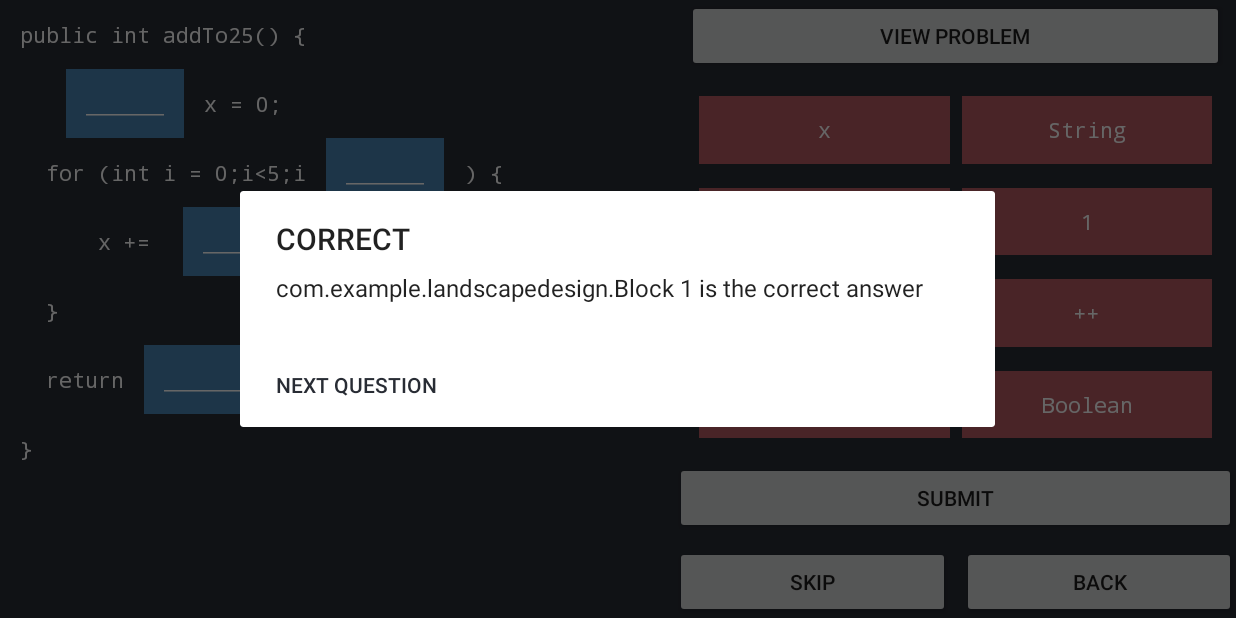
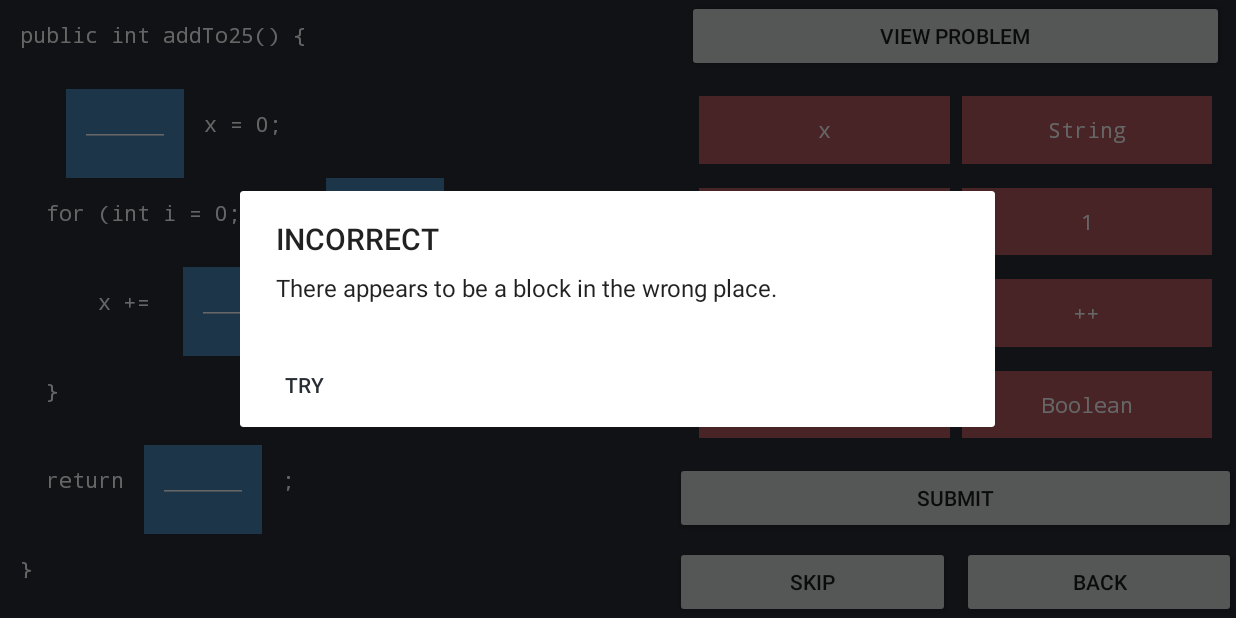
Before and after one commit to UP776193/FinalYearProject, an Android app: the ProblemActivity screen opened directly, with no data from a screen before it, after a tap on "SUBMIT", on a phone screen of 824 x 412 dp (held sideways). Run offline under Robolectric (Android 15) with nearby library versions, the phone set to English and light mode, and no system bars.

Commit message:
added sound, added method of returning block, cleaned up slot design

```diff
--- a/ProjectApplication/app/src/main/java/com/example/landscapedesign/Problem.java
+++ b/ProjectApplication/app/src/main/java/com/example/landscapedesign/Problem.java
@@ -42,7 +42,9 @@ public class Problem {
             blocks[i] = new Block(blockTexts[i]);
         }
 
-        this.solution = new String []{};
+        this.solution = new String []{
+                "int","++","5","x"
+        };
     }
 
     public Block[] getBlocks() {
--- a/ProjectApplication/app/src/main/java/com/example/landscapedesign/ProblemActivity.java
+++ b/ProjectApplication/app/src/main/java/com/example/landscapedesign/ProblemActivity.java
@@ -3,6 +3,7 @@ package com.example.landscapedesign;
 import android.content.ClipData;
 import android.content.DialogInterface;
 import android.content.Intent;
+import android.media.MediaPlayer;
 import android.os.Build;
 import android.os.Bundle;
 import android.view.DragEvent;
@@ -20,11 +21,13 @@ import java.util.ArrayList;
 
 public class ProblemActivity extends AppCompatActivity {
 
-    Problem problem;
-    LinearLayout vlayout;
-    TextView[] blocks; //Used to keep track of movable blocks in activity
-    ArrayList<TextView> slots;
-    Block[] probBlocks; //Used to keep track of where blocks are
+    private Problem problem;
+    private LinearLayout vlayout;
+    private TextView[] blocks; //Used to keep track of movable blocks in activity
+    private ArrayList<Slot> slots;
+    private Block[] probBlocks; //Used to keep track of where blocks are
+    private MediaPlayer clickSoundMP;
+    private TextView blockReturn;
 
     @RequiresApi(api = Build.VERSION_CODES.M)
     @Override
@@ -35,7 +38,7 @@ public class ProblemActivity extends AppCompatActivity {
         vlayout = (LinearLayout) findViewById(R.id.vlayout);
 
         blocks = new TextView[8];
-        slots = new ArrayList<TextView>();
+        slots = new ArrayList<Slot>();
 
         //Set up blocks
         blocks[0] = findViewById(R.id.block0);
@@ -62,6 +65,10 @@ public class ProblemActivity extends AppCompatActivity {
         printProblemLines();
         setupBlocks();
 
+        blockReturn = findViewById(R.id.blockreturn);
+        blockReturn.setOnDragListener(new BlockReturnDragListener());
+
+        clickSoundMP = MediaPlayer.create(this, R.raw.click);
     }
 
     @RequiresApi(api = Build.VERSION_CODES.M)
@@ -69,14 +76,21 @@ public class ProblemActivity extends AppCompatActivity {
         TextView tv = new TextView(this);
         tv.setId((int) System.currentTimeMillis());
         tv.setText(text);
-        tv.setPadding(20,20,20,20);
+        tv.setPadding(20,20,20,40);
         tv.setTextAppearance(R.style.problemText);
-        if(text.contains("______")){
-            tv.setText("      ");
-            tv.setBackgroundResource(R.color.colorSlots);
-            tv.setOnDragListener(new SlotDragListener());
+        return tv;
     }
-        return tv;
+
+    @RequiresApi(api = Build.VERSION_CODES.M)
+    private Slot createSlot() {
+        Slot slot = new Slot(this);
+        slot.setId((int) System.currentTimeMillis() * 2);
+        slot.setPadding(20,20,20,40);
+        slot.setTextAppearance(R.style.problemText);
+        slot.setBackgroundResource(R.color.colorSlots);
+        slot.setOnDragListener(new SlotDragListener());
+        slots.add(slot);
+        return slot;
     }
 
     public void skip(View view) {
@@ -107,7 +121,7 @@ public class ProblemActivity extends AppCompatActivity {
     public void viewProblem(View view) {
         AlertDialog.Builder builder = new AlertDialog.Builder(this);
         builder.setTitle("");
-        builder.setTitle("Drag the blocks into their correct position on the algorithm. Expected Output from x = 25");
+        builder.setTitle(problem.getProbDesc());
 
         builder.setNeutralButton("Dismiss", new DialogInterface.OnClickListener() {
             @Override
@@ -149,7 +163,7 @@ public class ProblemActivity extends AppCompatActivity {
 
         if (checkCorrect()) {
             builder.setTitle("CORRECT");
-            builder.setMessage("com.example.landscapedesign.Block 1 is the correct answer");
+            builder.setMessage("Well Done, that's correct!");
             builder.setNeutralButton("Next Question", new DialogInterface.OnClickListener() {
                 @Override
                 public void onClick(DialogInterface dialog, int which) {
@@ -158,7 +172,7 @@ public class ProblemActivity extends AppCompatActivity {
             });
         } else {
             builder.setTitle("INCORRECT");
-            builder.setMessage("The dragged block is incorrect");
+            builder.setMessage("There appears to be a block in the wrong place.");
             builder.setNeutralButton("Try ", new DialogInterface.OnClickListener() {
                 @Override
                 public void onClick(DialogInterface dialog, int which) {
@@ -171,7 +185,18 @@ public class ProblemActivity extends AppCompatActivity {
     }
 
     public boolean checkCorrect() {
-        return true;
+
+        String[] solution = problem.getSolution();
+
+        boolean correct = true;
+        for(int i = 0; i<slots.size(); i++){
+
+            if(slots.get(i).getText() != solution[i]) {
+                correct = false;
+            }
+
+        }
+        return correct;
     }
 
     @RequiresApi(api = Build.VERSION_CODES.M)
@@ -187,6 +212,18 @@ public class ProblemActivity extends AppCompatActivity {
             vlayout.addView(hlayout);
 
             for(int j = 0;j<problemLines[i].length;j++) {
+                String t = problemLines[i][j];
+                if(t == "______") {
+                    //Create a slot here
+                    Slot text = createSlot();
+                    LinearLayout.LayoutParams params = new LinearLayout.LayoutParams((int) LinearLayout.LayoutParams.WRAP_CONTENT, (int) LinearLayout.LayoutParams.WRAP_CONTENT);
+                    text.setLayoutParams(params);
+                    text.setText(problemLines[i][j]);
+
+                    hlayout.addView(text);
+                    System.out.println(String.format("Setup: Added \"%s\" line.", (String) text.getText()));
+                } else {
+                    //Create a regular text view here
                     TextView text = createTextView(problemLines[i][j]);
                     LinearLayout.LayoutParams params = new LinearLayout.LayoutParams((int) LinearLayout.LayoutParams.WRAP_CONTENT, (int) LinearLayout.LayoutParams.WRAP_CONTENT);
                     text.setLayoutParams(params);
@@ -194,6 +231,7 @@ public class ProblemActivity extends AppCompatActivity {
 
                     hlayout.addView(text);
                     System.out.println(String.format("Setup: Added \"%s\" line.", (String) text.getText()));
+                }
             }
         }
         System.out.println(String.format("Setup: Problem Lines setup complete."));
@@ -242,11 +280,10 @@ public class ProblemActivity extends AppCompatActivity {
                 return false;
             }
         }
-
     }
 
     private class SlotDragListener implements View.OnDragListener {
-        public boolean onDrag(View v, DragEvent event) {
+        public boolean onDrag(View target, DragEvent event) {
             switch (event.getAction()) {
                 case DragEvent.ACTION_DRAG_STARTED:
                     //no action necessary
@@ -259,50 +296,113 @@ public class ProblemActivity extends AppCompatActivity {
                     break;
                 case DragEvent.ACTION_DROP:
                     //handle the dragged view being dropped over a drop view
-                    TextView view = (TextView) event.getLocalState();
-                    String text = (String) view.getText();
+                    TextView dropped = (TextView) event.getLocalState(); //this is the object that was dropped
+                    String text = (String) dropped.getText(); //get the text of the dropped object
 
-                    int index = findProbBlock(text); //find the problem block this text matches to
-                    System.out.println("Blocks: index is " + index);
+                    try {
+                        int blockIndex = findProbBlock(text); //find the problem block this text matches to
+                        probBlocks[blockIndex].setPrevious(probBlocks[blockIndex].getCurrent()); //set the previous location of the block to its current before updating current
+                        probBlocks[blockIndex].setCurrent(target.getId()); //set the current location of the block to current slot
 
-                    probBlocks[index].setPrevious(probBlocks[index].getCurrent());
-                    probBlocks[index].setCurrent(v.getId()); //set current to this slots id
-
-                    TextView original = findViewById(probBlocks[index].getOriginal());
-                    original.setVisibility(View.INVISIBLE);
-
-                    TextView current = findViewById(probBlocks[index].getCurrent());
-
-                    if(current.getText() == "______") {
-                        System.out.println("Blocks: current used to be an empty slot");
-                        //do nothing
+                        if(((Slot) target).isEmpty()) {
+                            //set full
+                            //set text
                         } else {
-                        System.out.println("Blocks: current used to be an full slot");
-                        int iindex = findProbBlock((String) current.getText());
-                        findViewById(probBlocks[iindex].getOriginal()).setVisibility(View.VISIBLE);
-                        probBlocks[iindex].setCurrent(probBlocks[iindex].getOriginal());
-                        probBlocks[iindex].setPrevious(probBlocks[iindex].getOriginal());
+                            TextView original = findViewById(probBlocks[blockIndex].getOriginal()); //find the original location of the targets previous block before overriding
+                            String oldtext = (String) ((Slot) target).getText(); //get the old blocks text
+                            int oldblockIndex = findProbBlock(oldtext); //get the old blocks index
+                            enableTextView((TextView) findViewById(probBlocks[oldblockIndex].getOriginal())); //resets overridden block back to enabled
+                            probBlocks[oldblockIndex].setCurrent(probBlocks[oldblockIndex].getOriginal());
+                            probBlocks[oldblockIndex].setPrevious(probBlocks[oldblockIndex].getOriginal());
                         }
 
-                    current.setText(probBlocks[index].getText());
-                    current.setOnTouchListener(new BlockTouchListener());
-
-                    TextView previous = findViewById(probBlocks[index].getPrevious());
                         boolean isBlock = false;
-
                         for(int j=0;j<8;j++) {
-                        if(blocks[j].getId() == previous.getId()){
+                            if(blocks[j].getId() == dropped.getId()){
                                 isBlock = true;
                             }
                         }
 
                         if(isBlock) {
-                        previous.setVisibility(View.INVISIBLE);
+                            disableTextView(dropped);
                             System.out.println("Blocks: previous used to be a block");
                         } else {
-                        previous.setText("______");
-                        previous.setOnTouchListener(null);
+                            ((Slot) dropped).setEmpty();
                             System.out.println("Blocks: previous used to be a slot");
+                        }
+
+                        ((Slot) target).setText(text); //set the slot text to the new blocks text
+                        ((Slot) target).setFull();
+                        target.setOnTouchListener(new BlockTouchListener());
+                        System.out.println("Dropped: set target text to " + text);
+
+                        clickSoundMP.start();
+
+                    } catch (ClassCastException ex) {
+                        System.out.println("CRASH: Attempted to cast a TextView to Slot. id of textview is: " + target.getId() + "\n" + ex.getMessage());
+                    }
+
+                    break;
+                case DragEvent.ACTION_DRAG_ENDED:
+                    //no action necessary
+                    break;
+                default:
+                    break;
+            }
+            return true;
+        }
+    }
+
+    public void disableTextView (TextView tv) {
+        tv.setAlpha((float) 0.5);
+        tv.setOnTouchListener(null);
+    }
+
+    public void enableTextView (TextView tv) {
+        tv.setAlpha((float) 1);
+        tv.setOnTouchListener(new BlockTouchListener());
+    }
+
+    private class BlockReturnDragListener implements View.OnDragListener {
+        public boolean onDrag(View target, DragEvent event) {
+            switch (event.getAction()) {
+                case DragEvent.ACTION_DRAG_STARTED:
+                    //no action necessary
+                    break;
+                case DragEvent.ACTION_DRAG_ENTERED:
+                    //no action necessary
+                    break;
+                case DragEvent.ACTION_DRAG_EXITED:
+                    //no action necessary
+                    break;
+                case DragEvent.ACTION_DROP:
+                    //handle the dragged view being dropped over a drop view
+                    TextView dropped = (TextView) event.getLocalState(); //this is the object that was dropped
+                    String text = (String) dropped.getText(); //get the text of the dropped object
+
+                    try {
+                        boolean isBlock = false;
+                        for(int i = 0; i<blocks.length; i++) {
+                            if(dropped.getId() == blocks[i].getId()) {
+                                //previous was a block, do nothing
+                                isBlock = true;
+                            }
+                        }
+
+                        if(isBlock) {
+                            //do nothing
+                        } else {
+                            ((Slot) dropped).setEmpty(); //set previous to empty
+                            int blockIndex = findProbBlock(text); //find the problem block this text matches to
+                            enableTextView((TextView) findViewById(probBlocks[blockIndex].getOriginal())); //resets overridden block back to enabled
+                            probBlocks[blockIndex].setCurrent(probBlocks[blockIndex].getOriginal());
+                            probBlocks[blockIndex].setPrevious(probBlocks[blockIndex].getOriginal());
+
+                            clickSoundMP.start();
+                        }
+
+                    } catch (ClassCastException ex) {
+                        System.out.println("CRASH: Previous slot is somehow now type slot");
                     }
 
                     break;
--- /dev/null
+++ b/ProjectApplication/app/src/main/java/com/example/landscapedesign/Slot.java
@@ -0,0 +1,47 @@
+package com.example.landscapedesign;
+
+import android.annotation.SuppressLint;
+import android.content.Context;
+import android.widget.TextView;
+
+@SuppressLint("AppCompatCustomView")
+public class Slot extends android.widget.TextView {
+
+    private boolean isEmpty;
+    private String currentText;
+
+    public Slot (Context context) {
+        super(context);
+        this.isEmpty = true;
+        this.currentText = "______";
+    }
+
+    public boolean isEmpty() {
+        return this.isEmpty;
+    }
+
+    public void setEmpty() {
+        this.isEmpty = true;
+        this.currentText = "______";
+        this.setText(this.currentText);
+        this.setOnTouchListener(null);
+    }
+
+    public void setFull() {
+        this.isEmpty = false;
+    }
+
+    public String getCurrentText() {
+        return currentText;
+    }
+
+    public void setCurrentText(String currentText) {
+        this.currentText = currentText;
+    }
+
+    public void resetCurrentText() {
+        this.currentText = "______";
+    }
+
+
+}
--- a/ProjectApplication/app/src/main/res/layout/activity_problem.xml
+++ b/ProjectApplication/app/src/main/res/layout/activity_problem.xml
@@ -72,10 +72,27 @@
             app:layout_constraintStart_toStartOf="parent"
             app:layout_constraintTop_toTopOf="parent" />
 
+        <TextView
+            android:id="@+id/blockreturn"
+            android:layout_width="0dp"
+            android:layout_height="0dp"
+            android:layout_marginStart="8dp"
+            android:layout_marginLeft="8dp"
+            android:layout_marginTop="8dp"
+            android:layout_marginEnd="8dp"
+            android:layout_marginRight="8dp"
+            android:layout_marginBottom="8dp"
+            android:textAppearance="@style/problemText"
+            app:layout_constraintBottom_toTopOf="@id/btnSubmit"
+            app:layout_constraintEnd_toEndOf="parent"
+            app:layout_constraintStart_toStartOf="parent"
+            app:layout_constraintTop_toBottomOf="@+id/btnViewProblem" />
+
         <androidx.constraintlayout.widget.ConstraintLayout
             android:id="@+id/blockLayout"
             android:layout_width="0dp"
             android:layout_height="0dp"
+            android:layout_below="@id/blockreturn"
             android:layout_marginStart="8dp"
             android:layout_marginLeft="8dp"
             android:layout_marginTop="8dp"
--- a/ProjectApplication/app/src/main/res/values/colors.xml
+++ b/ProjectApplication/app/src/main/res/values/colors.xml
@@ -3,7 +3,7 @@
     <color name="colorPrimary">#282C34</color>
     <color name="colorPrimaryDark">#21252B</color>
     <color name="colorAccent">#282C34</color>
-    <color name="colorBlocks">#b75a61</color>
+    <color name="colorBlocks">#B75A61</color>
     <color name="colorSlots">#4a84b4</color>
     <color name="layoutBackground">#282C34</color>
     <color name="colorText">#FFFFFF</color>
```
Also changed, not shown: 1 other file. Lines whose indentation alone changed are shown as unchanged.
